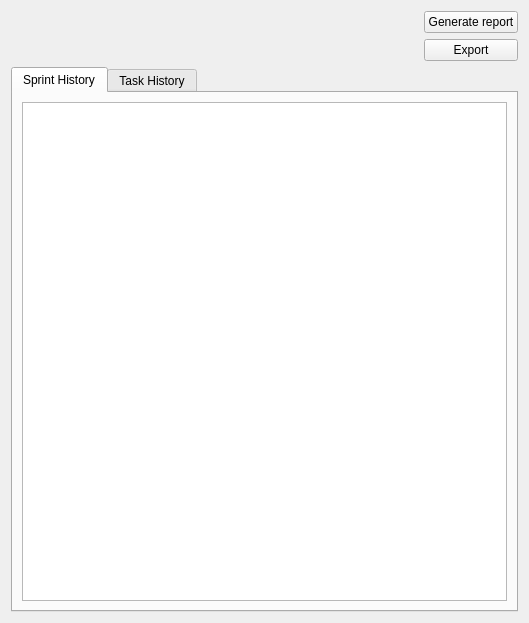
Above: qt_gui/ui/history.ui from ravenvz/SprintTimer before the change. Below: the same form after it.
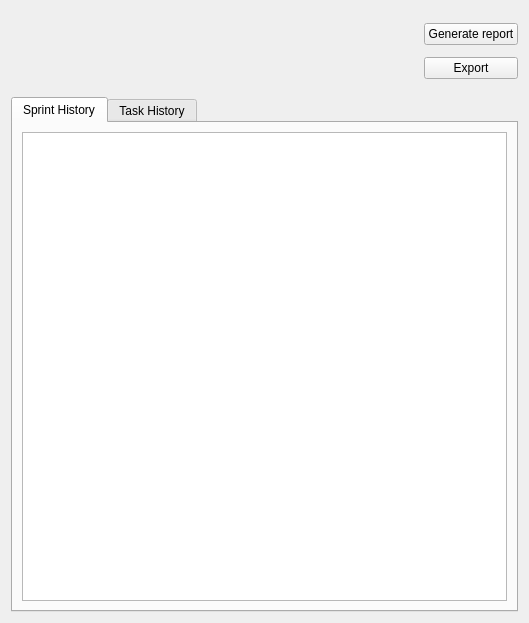
That is the form after the change. Icons and pictures are not drawn. Custom widgets are drawn as their Qt base class.

Commit message: History window now correctly shows currently selected time interval

```diff
--- a/qt_gui/ui/history.ui
+++ b/qt_gui/ui/history.ui
@@ -28,10 +28,19 @@
          <verstretch>0</verstretch>
         </sizepolicy>
        </property>
+       <property name="minimumSize">
+        <size>
+         <width>400</width>
+         <height>80</height>
+        </size>
+       </property>
       </widget>
      </item>
      <item>
       <layout class="QVBoxLayout" name="verticalLayout_3">
+       <property name="spacing">
+        <number>0</number>
+       </property>
        <item>
         <widget class="QPushButton" name="reportButton">
          <property name="enabled">
```
The commit also changes 1 other file.
